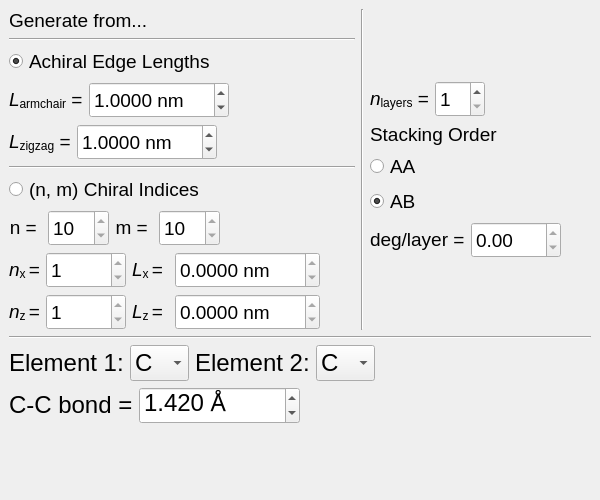
Qt form sknano/apps/nanogen_gui/graphene_generator.ui (scikit-nano/scikit-nano) before a commit.
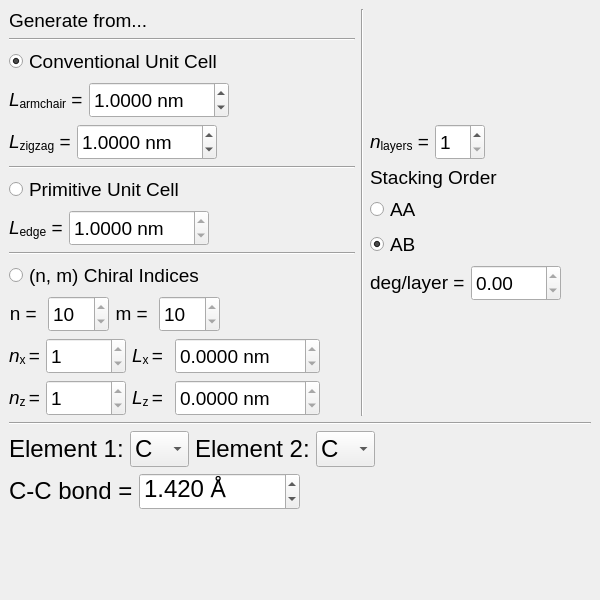
The same form after that commit.

What changed in the file:
```diff
--- a/sknano/apps/nanogen_gui/graphene_generator.ui
+++ b/sknano/apps/nanogen_gui/graphene_generator.ui
@@ -7,7 +7,7 @@
     <x>0</x>
     <y>0</y>
     <width>600</width>
-    <height>500</height>
+    <height>600</height>
    </rect>
   </property>
   <property name="sizePolicy">
@@ -19,7 +19,7 @@
   <property name="minimumSize">
    <size>
     <width>600</width>
-    <height>500</height>
+    <height>600</height>
    </size>
   </property>
   <property name="maximumSize">
@@ -38,11 +38,11 @@
    <string>Graphene Generator</string>
   </property>
   <widget class="QWidget" name="centralwidget">
-   <layout class="QVBoxLayout" name="verticalLayout_2">
+   <layout class="QVBoxLayout" name="verticalLayout_3">
     <item>
-     <layout class="QHBoxLayout" name="horizontalLayout_60">
+     <layout class="QHBoxLayout" name="horizontalLayout">
       <item>
-       <layout class="QVBoxLayout" name="verticalLayout_17">
+       <layout class="QVBoxLayout" name="verticalLayout_2">
         <item>
          <widget class="QLabel" name="label_33">
           <property name="font">
@@ -74,7 +74,7 @@
              </font>
             </property>
             <property name="text">
-             <string>Achiral Edge Lengths</string>
+             <string>Conventional Unit Cell</string>
             </property>
             <property name="checked">
              <bool>true</bool>
@@ -220,6 +220,108 @@
           </item>
          </layout>
         </item>
+        <item>
+         <widget class="Line" name="line_11">
+          <property name="orientation">
+           <enum>Qt::Horizontal</enum>
+          </property>
+         </widget>
+        </item>
+        <item>
+         <layout class="QVBoxLayout" name="verticalLayout_17">
+          <item>
+           <widget class="QRadioButton" name="primitive_unit_cell_radio_button">
+            <property name="font">
+             <font>
+              <family>Arial</family>
+              <pointsize>14</pointsize>
+             </font>
+            </property>
+            <property name="text">
+             <string>Primitive Unit Cell</string>
+            </property>
+            <property name="checked">
+             <bool>false</bool>
+            </property>
+            <attribute name="buttonGroup">
+             <string notr="true">graphene_generator_button_group</string>
+            </attribute>
+           </widget>
+          </item>
+          <item>
+           <layout class="QVBoxLayout" name="verticalLayout_19">
+            <item>
+             <layout class="QHBoxLayout" name="horizontalLayout_23">
+              <item>
+               <layout class="QHBoxLayout" name="horizontalLayout_25">
+                <item>
+                 <widget class="QLabel" name="label_12">
+                  <property name="font">
+                   <font>
+                    <family>Arial</family>
+                    <pointsize>14</pointsize>
+                   </font>
+                  </property>
+                  <property name="text">
+                   <string>&lt;html&gt;&lt;head/&gt;&lt;body&gt;&lt;p&gt;&lt;span style=&quot; font-style:italic;&quot;&gt;L&lt;/span&gt;&lt;span style=&quot; vertical-align:sub;&quot;&gt;edge&lt;/span&gt; =&lt;/p&gt;&lt;/body&gt;&lt;/html&gt;</string>
+                  </property>
+                 </widget>
+                </item>
+                <item>
+                 <widget class="QDoubleSpinBox" name="edge_length_double_spin_box">
+                  <property name="minimumSize">
+                   <size>
+                    <width>100</width>
+                    <height>36</height>
+                   </size>
+                  </property>
+                  <property name="font">
+                   <font>
+                    <family>Arial</family>
+                    <pointsize>14</pointsize>
+                   </font>
+                  </property>
+                  <property name="readOnly">
+                   <bool>true</bool>
+                  </property>
+                  <property name="suffix">
+                   <string> nm</string>
+                  </property>
+                  <property name="decimals">
+                   <number>4</number>
+                  </property>
+                  <property name="minimum">
+                   <double>0.100000000000000</double>
+                  </property>
+                  <property name="maximum">
+                   <double>100.000000000000000</double>
+                  </property>
+                  <property name="value">
+                   <double>1.000000000000000</double>
+                  </property>
+                 </widget>
+                </item>
+               </layout>
+              </item>
+              <item>
+               <spacer name="horizontalSpacer_18">
+                <property name="orientation">
+                 <enum>Qt::Horizontal</enum>
+                </property>
+                <property name="sizeHint" stdset="0">
+                 <size>
+                  <width>40</width>
+                  <height>20</height>
+                 </size>
+                </property>
+               </spacer>
+              </item>
+             </layout>
+            </item>
+           </layout>
+          </item>
+         </layout>
+        </item>
         <item>
          <widget class="Line" name="line_7">
           <property name="orientation">
```
Left out of the diff: 4 changed lines with no effect on the pictures.
